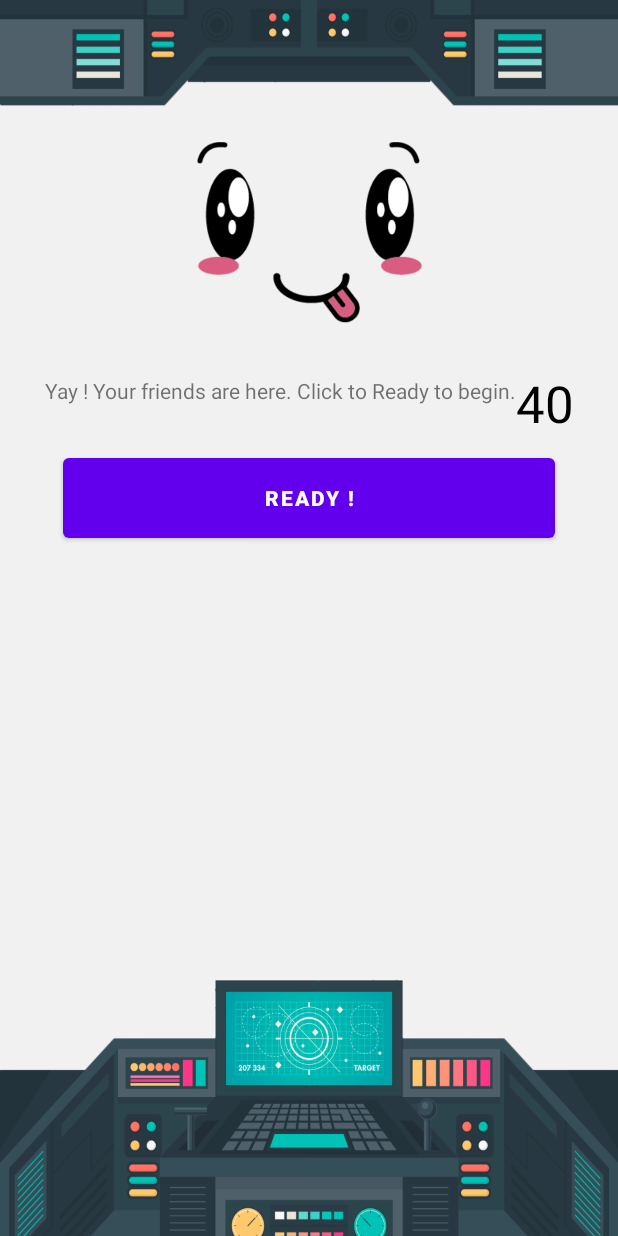
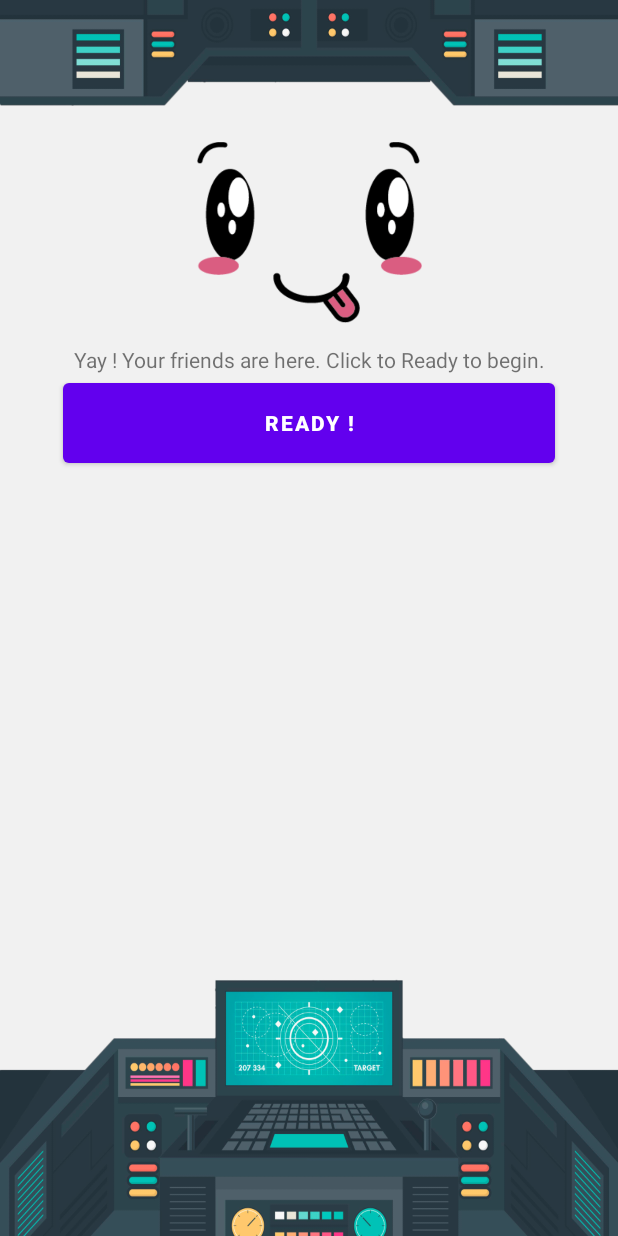
Before and after one commit to kceriati/SpaceDim_PathPartout, an Android app: the layout lobby_fragment.xml on its own in the app's theme, with its tools: preview values and no code run, on a phone screen of 412 x 824 dp. Run offline under Robolectric (Android 15) with nearby library versions, the phone set to English and light mode, and no system bars; plain views replace NeumorphButton.

Commit message:
push before resolve conflicts

```diff
--- a/app/src/main/java/com/example/spacedimvisuel/screens/login/LoginFragment.kt
+++ b/app/src/main/java/com/example/spacedimvisuel/screens/login/LoginFragment.kt
@@ -68,10 +68,7 @@ class LoginFragment : Fragment() {
             viewModel.findUser(binding.editText.getText().toString())
 
             //viewModel.joinRoom("FuckThisOkHttpThingyEatMyShit")
-
-
         }
-
         return binding.root
     }
 
--- a/app/src/main/res/layout/lobby_fragment.xml
+++ b/app/src/main/res/layout/lobby_fragment.xml
@@ -64,18 +64,6 @@
                 android:layout_weight="1"
                 android:text="@string/notAlone" />
 
-            <TextView
-                android:id="@+id/userText"
-                android:layout_width="wrap_content"
-                android:layout_height="wrap_content"
-                android:layout_marginTop="16dp"
-                android:layout_marginBottom="8dp"
-                android:fontFamily="sans-serif"
-                android:textColor="@color/black"
-                android:textSize="34sp"
-                android:textStyle="normal"
-                android:text="@{String.valueOf(lobbyViewModel.user)}"
-                tools:text="40" />
         </LinearLayout>
 
 <!--        <LinearLayout-->
```
